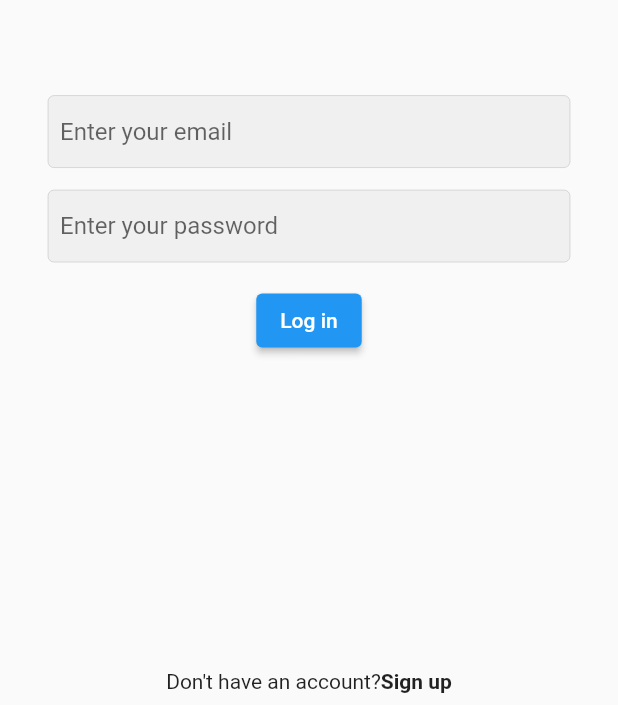
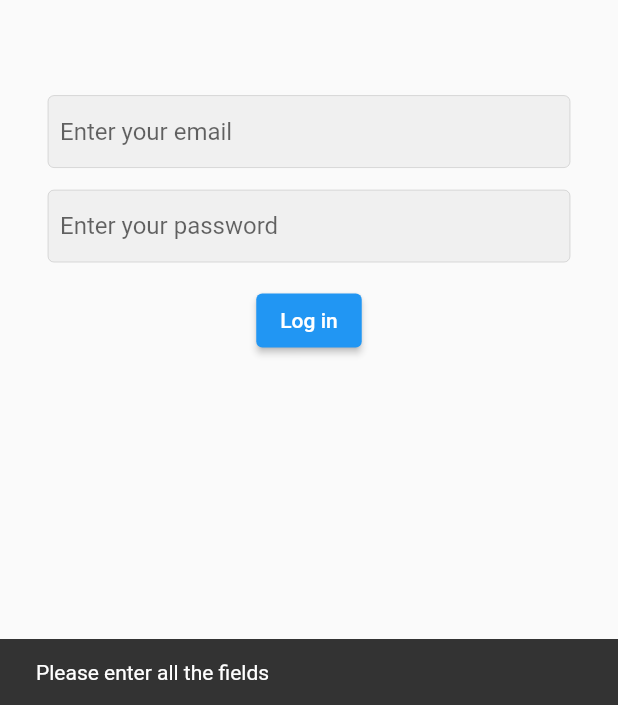
Before and after one commit to srishtinagraj/RedFork, a Flutter app: the screen it shows after launch, after a tap on "Log in", on a phone screen of 412 x 824 dp, the part 531-1236 px from its top. Run offline on Flutter 3.47's test engine with Material 2 defaults, Android fonts, the phone set to English and light mode, and no system bars; our stand-ins replace cloud_firestore, firebase_auth, firebase_core, flutter_svg; accounts and stored records are empty.

```diff
--- a/lib/resources/auth_methods.dart
+++ b/lib/resources/auth_methods.dart
@@ -41,22 +41,28 @@ class AuthMethods {
     }
     return res;
   }
-}
 
-//logging user
-Future<String?> loginUser({
-  required String email,
-  required String password,
-}) async{
-  String res = "Some error occured";
+  //logging user
+  Future<String?> loginUser({
+    required String email,
+    required String password,
+  }) async {
+    String res = "Some error occured";
 
-  try{
-
-  } catch(err){
-
+    try {
+      if (email.isNotEmpty || password.isNotEmpty) {
+        await _auth.signInWithEmailAndPassword(
+            email: email, password: password);
+        res = "success";
+      } else {
+        res = "Please enter all the fields";
+      }
+    } catch (err) {
+      res = err.toString();
+    }
+    return res;
   }
 }
-
 
   /* // Logging In User
     Future<String?> loginUser({
--- a/lib/screens/login_screeen.dart
+++ b/lib/screens/login_screeen.dart
@@ -1,6 +1,9 @@
 import 'package:flutter/material.dart';
+import 'package:flutter_application_1/resources/auth_methods.dart';
+import 'package:flutter_application_1/screens/main_landing_page.dart';
 import 'package:flutter_application_1/screens/signup_screen.dart';
 import 'package:flutter_application_1/utils/colors.dart';
+import 'package:flutter_application_1/utils/utils.dart';
 import 'package:flutter_application_1/widgets/text_field_input.dart';
 import 'package:flutter_svg/flutter_svg.dart';
 
@@ -30,6 +33,18 @@ class _LoginScreenState extends State<LoginScreen> {
     _emailController.dispose();
     _passwordController.dispose();
     super.dispose();
+  }
+
+  void loginUser() async {
+    String? res = await AuthMethods().loginUser(
+        email: _emailController.text, password: _passwordController.text);
+
+    if (res == "success") {
+      Navigator.push(
+          context, MaterialPageRoute(builder: (context) => const LandingPage()));
+    } else {
+      showSnackBar(res!, context);
+    }
   }
 
   @override
@@ -73,7 +88,7 @@ class _LoginScreenState extends State<LoginScreen> {
 
               // button for login
               ElevatedButton(
-                onPressed: _handleLogin,
+                onPressed: loginUser,
                 child: const Text('Log in'),
               ),
 
@@ -92,7 +107,10 @@ class _LoginScreenState extends State<LoginScreen> {
                   ),
                   GestureDetector(
                     onTap: () {
-                      Navigator.push(context, MaterialPageRoute(builder: ((context) => SignupScreen())));
+                      Navigator.push(
+                          context,
+                          MaterialPageRoute(
+                              builder: ((context) => SignupScreen())));
                     },
                     child: Container(
                       padding: const EdgeInsets.symmetric(vertical: 8),
```
